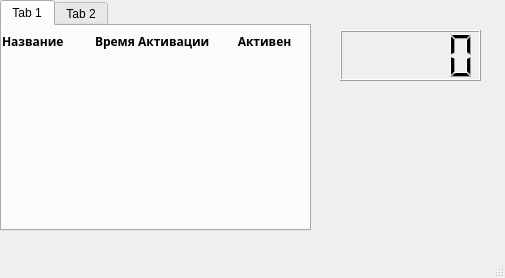
First picture: the form in AlarmClock.ui, repository TheMrKn1Fe/AlarmClock, before the edit.
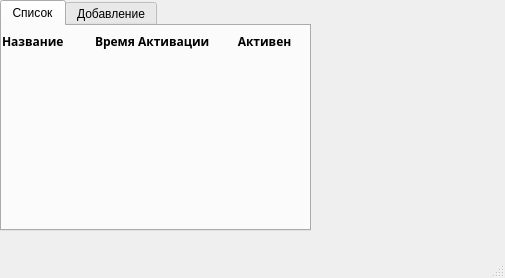
Second picture: the form after the edit.

What changed in the file:
```diff
--- a/AlarmClock.ui
+++ b/AlarmClock.ui
@@ -28,7 +28,7 @@
     </property>
     <widget class="QWidget" name="tab">
      <attribute name="title">
-      <string>Tab 1</string>
+      <string>Список</string>
      </attribute>
      <widget class="QWidget" name="horizontalLayoutWidget">
       <property name="geometry">
@@ -89,7 +89,7 @@
     </widget>
     <widget class="QWidget" name="tab_2">
      <attribute name="title">
-      <string>Tab 2</string>
+      <string>Добавление</string>
      </attribute>
      <widget class="QLabel" name="label_3">
       <property name="geometry">
@@ -195,16 +195,6 @@
      </widget>
     </widget>
    </widget>
-   <widget class="QLCDNumber" name="lcdNumber">
-    <property name="geometry">
-     <rect>
-      <x>340</x>
-      <y>30</y>
-      <width>141</width>
-      <height>51</height>
-     </rect>
-    </property>
-   </widget>
   </widget>
   <widget class="QMenuBar" name="menubar">
    <property name="geometry">
```
Left out of the diff: 2 changed lines with no effect on the pictures.
